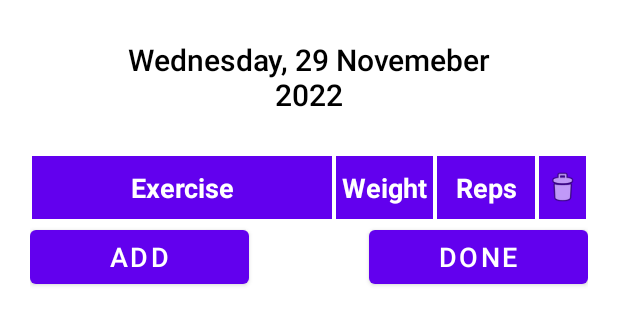
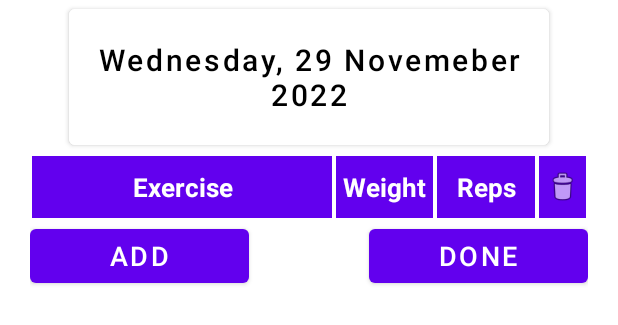
Before and after one commit to EccentricSavage/Gym-Tracker-App, an Android app: the layout log_progress.xml on its own in the app's theme, with its tools: preview values and no code run, on a phone screen of 412 x 824 dp. Shown: the top 325 px of the screen. Run offline under Robolectric (Android 15) with nearby library versions, the phone set to English and light mode, and no system bars.

Commit message:
Style Updates

```diff
--- a/Gym_Tracker_App/app/src/main/java/com/savage/gymtracker/LogProgressActivity.kt
+++ b/Gym_Tracker_App/app/src/main/java/com/savage/gymtracker/LogProgressActivity.kt
@@ -48,7 +48,7 @@ class LogProgressActivity : AppCompatActivity() {
         // convert calendar date to datetime then set format
         fun dateConverter(year: Int, month: Int, day: Int): String {
             val selectedDate = LocalDate.parse("$year-${month+1}-$day", DateTimeFormatter.ofPattern("yyyy-M-d"))
-            val formatter: DateTimeFormatter = DateTimeFormatter.ofPattern("eeee, d MMMM u")
+            val formatter: DateTimeFormatter = DateTimeFormatter.ofPattern("eee, d MMMM u")
             return selectedDate.format(formatter)
         }
 
--- a/Gym_Tracker_App/app/src/main/res/layout/activity_main.xml
+++ b/Gym_Tracker_App/app/src/main/res/layout/activity_main.xml
@@ -20,7 +20,7 @@
         app:layout_constraintEnd_toEndOf="parent"
         app:layout_constraintStart_toStartOf="parent"
         app:layout_constraintTop_toTopOf="parent"
-        android:textColor="@color/black"/>
+        />
 
 <!--    <Button-->
 <!--        android:id="@+id/btnViewHistory"-->
--- a/Gym_Tracker_App/app/src/main/res/layout/log_progress.xml
+++ b/Gym_Tracker_App/app/src/main/res/layout/log_progress.xml
@@ -14,7 +14,6 @@
         android:layout_width="wrap_content"
         android:layout_height="wrap_content"
         android:textColor="@color/black"
-        style="@style/Widget.AppCompat.Button.Borderless.Colored"
         android:paddingTop="20sp"
         android:paddingBottom="20sp"
         android:text="@string/placeholder_date"
@@ -22,7 +21,10 @@
         android:textAllCaps="false"
         app:layout_constraintEnd_toEndOf="parent"
         app:layout_constraintStart_toStartOf="parent"
-        app:layout_constraintTop_toTopOf="parent" />
+        app:layout_constraintTop_toTopOf="parent"
+        android:backgroundTint="@color/white"
+        />
+<!--    style="@style/Widget.AppCompat.Button.Borderless.Colored"-->
 
 
 
@@ -49,7 +51,7 @@
                 android:layout_column="0"
                 android:layout_weight="3"
                 android:paddingVertical="10dp"
-                android:textSize="18sp"
+                android:textSize="17sp"
                 android:text="@string/exercise"
                 android:textAlignment="center"
                 android:textColor="@color/white"
@@ -61,7 +63,7 @@
                 android:layout_width="0dp"
                 android:layout_column="1"
                 android:layout_weight="1"
-                android:textSize="18sp"
+                android:textSize="17sp"
                 android:paddingVertical="10dp"
                 android:text="@string/weight"
                 android:textAlignment="center"
@@ -75,7 +77,7 @@
                 android:layout_column="2"
                 android:layout_weight="1"
                 android:paddingVertical="10dp"
-                android:textSize="18sp"
+                android:textSize="17sp"
                 android:text="@string/reps"
                 android:textAlignment="center"
                 android:background="@drawable/heading_border"                android:textColor="@color/white"
```
Also changed, not shown: Gym_Tracker_App/app/src/main/res/drawable/button_border.xml (added, +7 -0 lines).
